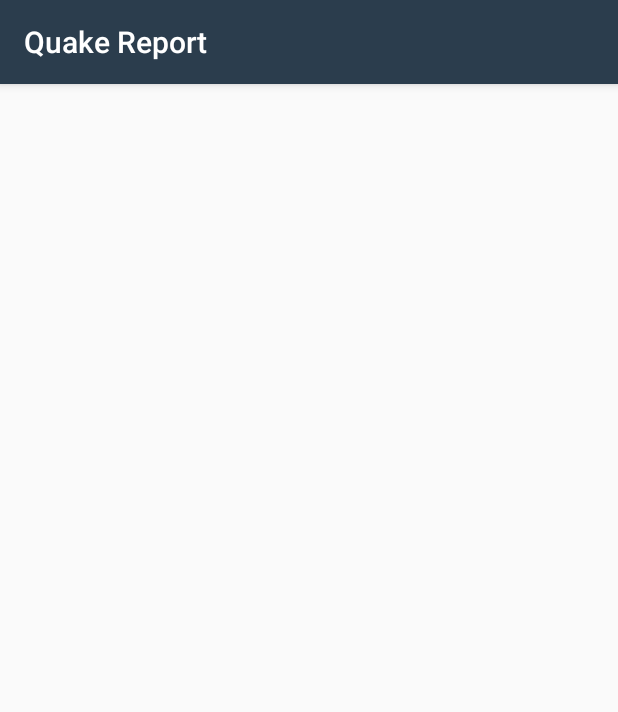
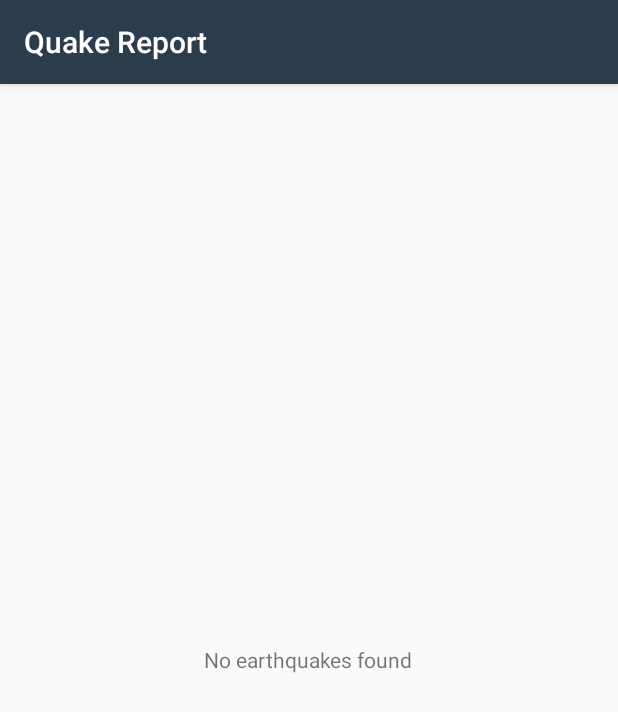
Before and after one commit to khalid-3lnagar/Quake-Report, an Android app: the screen it shows after launch (EarthquakeActivity), on a phone screen of 412 x 824 dp. Shown: the top 712 px of the screen. Run offline under Robolectric (Android 15) with nearby library versions, the phone set to English and light mode, and no system bars.

Commit message:
deleting the log & add view that says"No earthquakes found" when the list is empty

```diff
--- a/app/src/main/java/com/example/android/quakereport/EarthquakeActivity.java
+++ b/app/src/main/java/com/example/android/quakereport/EarthquakeActivity.java
@@ -23,10 +23,10 @@ import android.content.Loader;
 import android.net.Uri;
 import android.os.Bundle;
 import android.support.v7.app.AppCompatActivity;
-import android.util.Log;
 import android.view.View;
 import android.widget.AdapterView;
 import android.widget.ListView;
+import android.widget.TextView;
 
 import java.util.ArrayList;
 import java.util.List;
@@ -45,7 +45,6 @@ public class EarthquakeActivity extends AppCompatActivity implements LoaderManag
 
         LoaderManager Lmanager = getLoaderManager();
         Lmanager.initLoader(0, null, this).forceLoad();
-        Log.i(LOG_TAG, "Test: initLoader called");
 
         // Find a reference to the {@link ListView} in the layout
         ListView earthquakeListView = (ListView) findViewById(R.id.list);
@@ -89,14 +88,12 @@ public class EarthquakeActivity extends AppCompatActivity implements LoaderManag
 
         @Override
         protected void onStartLoading() {
-            Log.i(LOG_TAG, "Test: on start the loader ");
             forceLoad();
         }
 
 
         @Override
         public List<Earthquake> loadInBackground() {
-            Log.i(LOG_TAG, "Test: on loadInBackground ");
             //get list of earthquake obj from the REQUEST_URL
             List<Earthquake> earthquakes = QueryUtils.extractEarthquakes(REQUEST_URL);
 
@@ -108,27 +105,34 @@ public class EarthquakeActivity extends AppCompatActivity implements LoaderManag
 
     @Override
     public Loader<List<Earthquake>> onCreateLoader(int id, Bundle args) {
-        Log.i(LOG_TAG, "Test: on create the loader ");
         return new ErthAsyncTaskLoader(this, USGS_REQUEST_URL);
     }
 
     @Override
     public void onLoadFinished(Loader<List<Earthquake>> loader, List<Earthquake> data) {
-        Log.i(LOG_TAG, "Test: onLoadFinished  and updating the UI ");
         //clear the adapter of previous earthquake data
         mAdapter.clear();
         if (data != null && !data.isEmpty()) {
             mAdapter.addAll(data);
         }
+        ListView list=findViewById(R.id.list);
+      //show text says No earthquakes found if the data the list was empty
+        list.setEmptyView(EmptyViewcreator());
 
 
     }
 
     @Override
     public void onLoaderReset(Loader<List<Earthquake>> loader) {
-        Log.i(LOG_TAG, "Test: onLoaderReset ");
+
         mAdapter.clear();
     }
 
+    public View EmptyViewcreator() {
+        //this text shown if the list is empty
+        TextView tmpText=this.findViewById(R.id.emptyView);
+        tmpText.setText("No earthquakes found");
+        return tmpText;
+    }
 
 }
--- a/app/src/main/java/com/example/android/quakereport/QueryUtils.java
+++ b/app/src/main/java/com/example/android/quakereport/QueryUtils.java
@@ -35,7 +35,6 @@ public final class QueryUtils {
      * parsing a JSON response.
      */
     public static ArrayList<Earthquake> extractEarthquakes(String JSON_URL) {
-        Log.i(LOG_TAG,"Test: on extract Earthquakes ");
         //create url
         URL jason = createUrl(JSON_URL);
         // Create an empty ArrayList that we can start adding earthquakes to
--- a/app/src/main/res/layout/earthquake_activity.xml
+++ b/app/src/main/res/layout/earthquake_activity.xml
@@ -1,5 +1,4 @@
-<?xml version="1.0" encoding="utf-8"?>
-<!-- Copyright (C) 2016 The Android Open Source Project
+<?xml version="1.0" encoding="utf-8"?><!-- Copyright (C) 2016 The Android Open Source Project
 
      Licensed under the Apache License, Version 2.0 (the "License");
      you may not use this file except in compliance with the License.
@@ -12,15 +11,33 @@
      WITHOUT WARRANTIES OR CONDITIONS OF ANY KIND, either express or implied.
      See the License for the specific language governing permissions and
      limitations under the License.
--->
-<!-- Layout for a list of earthquakes -->
-<ListView xmlns:android="http://schemas.android.com/apk/res/android"
-    android:id="@+id/list"
-    android:clickable="true"
-    android:drawSelectorOnTop="true"
-    android:divider="@null"
-    android:dividerHeight="0dp"
-    android:orientation="vertical"
+--><!-- Layout for a list of earthquakes -->
+
+<RelativeLayout xmlns:android="http://schemas.android.com/apk/res/android"
     android:layout_width="match_parent"
     android:layout_height="match_parent"
-    android:focusable="true" />
+    xmlns:tools="http://schemas.android.com/tools">
+
+
+    <ListView
+
+        android:id="@+id/list"
+        android:layout_width="match_parent"
+        android:layout_height="match_parent"
+        android:clickable="true"
+        android:divider="@null"
+        android:dividerHeight="0dp"
+        android:drawSelectorOnTop="true"
+        android:focusable="true"
+        android:orientation="vertical" />
+
+    <TextView
+        android:id="@+id/emptyView"
+        android:layout_width="wrap_content"
+        android:layout_height="wrap_content"
+        android:layout_centerHorizontal="true"
+        android:layout_centerVertical="true"
+        tools:text="No earthquakes found"
+        />
+
+</RelativeLayout>
```
